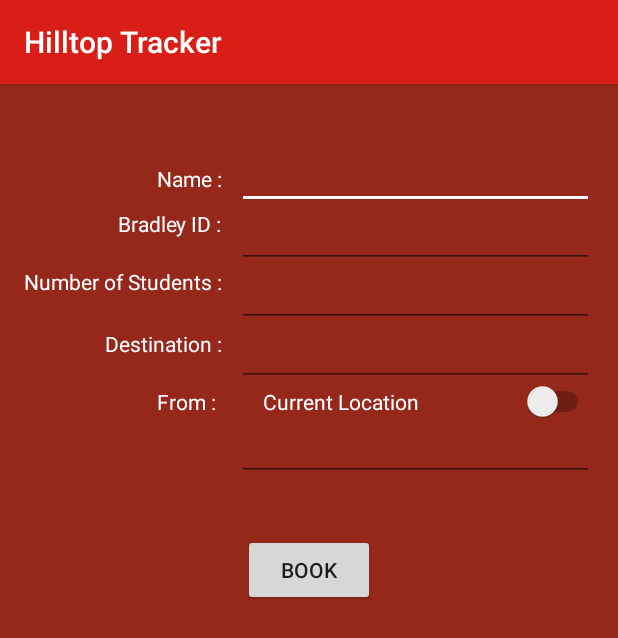
After one commit to soniclavier/android, an Android app: the BookActivity screen opened directly, with no data from a screen before it, on a phone screen of 412 x 824 dp. The commit adds this screen. Shown: the top 638 px of the screen. Run offline under Robolectric (Android 15) with nearby library versions, the phone set to English and light mode, and no system bars.

Commit message:
book page

```diff
--- a/hilltop/src/main/AndroidManifest.xml
+++ b/hilltop/src/main/AndroidManifest.xml
@@ -18,13 +18,13 @@
          location permissions for the 'MyLocation' functionality.
     -->
     <uses-permission android:name="android.permission.ACCESS_FINE_LOCATION" />
+
     <!-- [END gcm_permission] -->
     <application
         android:allowBackup="true"
         android:icon="@mipmap/ic_launcher"
         android:label="@string/app_name"
-        android:theme="@style/AppTheme"
-        >
+        android:theme="@style/AppTheme">
         <activity
             android:name=".Home"
             android:label="@string/app_name">
@@ -85,13 +85,17 @@
 
         <activity
             android:name=".TrackVehicle"
-            android:label="@string/title_activity_track_vehicle"></activity>
-        <!-- ATTENTION: This was auto-generated to add Google Play services to your project for
-             App Indexing.  See https://g.co/AppIndexing/AndroidStudio for more information. -->
+            android:label="@string/title_activity_track_vehicle" />
+        <!--
+             ATTENTION: This was auto-generated to add Google Play services to your project for
+             App Indexing.  See https://g.co/AppIndexing/AndroidStudio for more information.
+        -->
 
         <meta-data
             android:name="com.google.android.gms.version"
             android:value="@integer/google_play_services_version" />
+
+        <activity android:name=".BookActivity"></activity>
     </application>
 
 </manifest>
--- /dev/null
+++ b/hilltop/src/main/java/com/example/vishnu/hilltop/BookActivity.java
@@ -0,0 +1,13 @@
+package com.example.vishnu.hilltop;
+
+import android.support.v7.app.AppCompatActivity;
+import android.os.Bundle;
+
+public class BookActivity extends AppCompatActivity {
+
+    @Override
+    protected void onCreate(Bundle savedInstanceState) {
+        super.onCreate(savedInstanceState);
+        setContentView(R.layout.activity_book);
+    }
+}
--- a/hilltop/src/main/java/com/example/vishnu/hilltop/TrackVehicle.java
+++ b/hilltop/src/main/java/com/example/vishnu/hilltop/TrackVehicle.java
@@ -124,8 +124,8 @@ public class TrackVehicle extends FragmentActivity implements OnMapReadyCallback
             Location vehLoc = new Location("hilltop");
             vehLoc.setLongitude(lon);
             vehLoc.setLatitude(lat);
-            String time = getTime(vehLoc,myLocation);
-            eta.setText("ETA = "+time);
+            String dist = getDistance(vehLoc, myLocation);
+            eta.setText("Distance = " + dist);
         }
 
         private float getBearing(LatLng from, LatLng to) {
@@ -250,43 +250,24 @@ public class TrackVehicle extends FragmentActivity implements OnMapReadyCallback
                 4000, null);
     }
 
-    private String getTime(Location loc1, Location loc2) {
+    private String getDistance(Location loc1, Location loc2) {
         double lon1 = loc1.getLongitude();
         double lat1 = loc1.getLatitude();
         double lon2 = loc2.getLongitude();
         double lat2 = loc2.getLatitude();
-        double theta = lon1 - lon2;
-        String distance = getDistance(lat1,lon1,lat2,lon2).getDistance();
-        double dist = Math.sin(deg2rad(lat1)) * Math.sin(deg2rad(lat2)) + Math.cos(deg2rad(lat1)) * Math.cos(deg2rad(lat2)) * Math.cos(deg2rad(theta));
-        dist = Math.acos(dist);
-        dist = rad2deg(dist);
-        dist = dist * 60 * 1.1515;
-        //not needed now
-        /*
-        if (unit == "K") {
-            dist = dist * 1.609344;
-        }
-        */
-        //assume 20mph
-        double vel = 20.0;
-        double mins = (dist/vel)*60;
-        if (mins <= 1) {
-            return "1 minute";
-        } else {
-            return (int)Math.ceil(mins)+" minutes";
-        }
-
+        String distance = googleDistanceApi(lat1,lon1,lat2,lon2).getDistance();
+        return distance;
     }
 
-    public Distance getDistance(final double lat1, final double lon1, final double lat2, final double lon2){
+    public Distance googleDistanceApi(final double lat1, final double lon1, final double lat2, final double lon2){
         final Distance parsedDistance = new Distance();
-
+        //no point for this thread, this has to be modified as a different thread that updates the distance from bg.s
         Thread thread=new Thread(new Runnable() {
             @Override
             public void run() {
                 try {
 
-                    URL url = new URL("http://maps.googleapis.com/maps/api/directions/json?origin=" + lat1 + "," + lon1 + "&destination=" + lat2 + "," + lon2 + "&sensor=false&units=metric&mode=driving");
+                    URL url = new URL("http://maps.googleapis.com/maps/api/directions/json?origin=" + lat1 + "," + lon1 + "&destination=" + lat2 + "," + lon2 + "&sensor=false&units=imperial&mode=driving");
                     final HttpURLConnection conn = (HttpURLConnection) url.openConnection();
                     conn.setRequestMethod("POST");
                     InputStream in = new BufferedInputStream(conn.getInputStream());
--- /dev/null
+++ b/hilltop/src/main/res/layout/activity_book.xml
@@ -0,0 +1,150 @@
+<?xml version="1.0" encoding="utf-8"?>
+<RelativeLayout xmlns:android="http://schemas.android.com/apk/res/android"
+    xmlns:tools="http://schemas.android.com/tools"
+    android:layout_width="match_parent"
+    android:layout_height="match_parent"
+    android:paddingBottom="@dimen/activity_vertical_margin"
+    android:paddingLeft="@dimen/activity_horizontal_margin"
+    android:paddingRight="@dimen/activity_horizontal_margin"
+    android:paddingTop="@dimen/activity_vertical_margin"
+    android:background="@color/colorPrimaryDark"
+    tools:context="com.example.vishnu.hilltop.BookActivity">
+
+    <TextView
+        android:layout_width="wrap_content"
+        android:layout_height="wrap_content"
+        android:text="Name :   "
+        android:id="@+id/nameLabel"
+        android:layout_alignParentTop="true"
+        android:layout_alignRight="@+id/numStudLabel"
+        android:layout_alignEnd="@+id/numStudLabel"
+        android:layout_marginTop="37dp"
+        android:textColor="@color/white"/>
+
+    <TextView
+        android:layout_width="wrap_content"
+        android:layout_height="wrap_content"
+        android:text="Number of Students :   "
+        android:id="@+id/numStudLabel"
+        android:layout_marginTop="19dp"
+        android:layout_below="@+id/bradIDLabel"
+        android:layout_alignParentLeft="true"
+        android:layout_alignParentStart="true"
+        android:textColor="@color/white"/>
+
+    <TextView
+        android:layout_width="wrap_content"
+        android:layout_height="wrap_content"
+        android:text="Destination :   "
+        android:id="@+id/destLabel"
+        android:layout_marginTop="22dp"
+        android:layout_below="@+id/numStudLabel"
+        android:layout_alignRight="@+id/numStudLabel"
+        android:layout_alignEnd="@+id/numStudLabel"
+        android:textColor="@color/white"/>
+
+    <TextView
+        android:layout_width="wrap_content"
+        android:layout_height="wrap_content"
+        android:text="From :   "
+        android:id="@+id/fromLabel"
+        android:layout_marginTop="19dp"
+        android:layout_below="@+id/destLabel"
+        android:layout_alignLeft="@+id/nameLabel"
+        android:layout_alignStart="@+id/nameLabel"
+        android:textColor="@color/white"/>
+
+    <EditText
+        android:layout_width="wrap_content"
+        android:layout_height="wrap_content"
+        android:id="@+id/studentName"
+        android:textSize="20px"
+        android:textColor="@color/white"
+        android:layout_alignBaseline="@+id/nameLabel"
+        android:layout_alignBottom="@+id/nameLabel"
+        android:layout_alignParentRight="true"
+        android:layout_alignParentEnd="true"
+        android:layout_toEndOf="@+id/nameLabel"
+        />
+
+    <TextView
+        android:layout_width="wrap_content"
+        android:layout_height="wrap_content"
+        android:text="Bradley ID :   "
+        android:id="@+id/bradIDLabel"
+        android:layout_below="@+id/studentName"
+        android:layout_alignRight="@+id/nameLabel"
+        android:layout_alignEnd="@+id/nameLabel"
+        android:textColor="@color/white"/>
+
+    <Switch
+        android:layout_width="wrap_content"
+        android:layout_height="wrap_content"
+        android:text="Current Location"
+        android:id="@+id/switchBook"
+        android:textColor="@color/white"
+        android:checked="false"
+        android:layout_marginLeft="17dp"
+        android:layout_marginStart="17dp"
+        android:layout_alignBaseline="@+id/fromLabel"
+        android:layout_alignBottom="@+id/fromLabel"
+        android:layout_alignLeft="@+id/studentName"
+        android:layout_alignStart="@+id/studentName"
+        android:layout_alignParentRight="true"
+        android:layout_alignParentEnd="true" />
+
+    <EditText
+        android:layout_width="wrap_content"
+        android:layout_height="wrap_content"
+        android:id="@+id/bradleyID"
+        android:textSize="20px"
+        android:textColor="@color/white"
+        android:layout_below="@+id/studentName"
+        android:layout_toRightOf="@+id/bradIDLabel"
+        android:layout_alignRight="@+id/studentName"
+        android:layout_alignEnd="@+id/studentName" />
+
+    <EditText
+        android:layout_width="wrap_content"
+        android:layout_height="wrap_content"
+        android:id="@+id/numStudents"
+        android:textSize="20px"
+        android:textColor="@color/white"
+        android:layout_below="@+id/bradleyID"
+        android:layout_toRightOf="@+id/numStudLabel"
+        android:layout_alignRight="@+id/bradleyID"
+        android:layout_alignEnd="@+id/bradleyID" />
+
+    <EditText
+        android:layout_width="wrap_content"
+        android:layout_height="wrap_content"
+        android:id="@+id/destination"
+        android:textSize="20px"
+        android:textColor="@color/white"
+        android:layout_below="@+id/numStudents"
+        android:layout_toRightOf="@+id/destLabel"
+        android:layout_alignRight="@+id/numStudents"
+        android:layout_alignEnd="@+id/numStudents" />
+
+    <EditText
+        android:layout_width="wrap_content"
+        android:layout_height="wrap_content"
+        android:id="@+id/editText"
+        android:textSize="20px"
+        android:textColor="@color/white"
+        android:layout_below="@+id/switchBook"
+        android:layout_alignLeft="@+id/destination"
+        android:layout_alignStart="@+id/destination"
+        android:layout_alignRight="@+id/switchBook"
+        android:layout_alignEnd="@+id/switchBook" />
+
+    <Button
+        android:layout_width="wrap_content"
+        android:layout_height="wrap_content"
+        android:text="Book"
+        android:id="@+id/book"
+        android:layout_below="@+id/editText"
+        android:layout_centerHorizontal="true"
+        android:layout_marginTop="35dp" />
+
+</RelativeLayout>
--- a/hilltop/src/main/res/layout/activity_track_vehicle.xml
+++ b/hilltop/src/main/res/layout/activity_track_vehicle.xml
@@ -48,4 +48,19 @@
             android:spinnerMode="dropdown"/>
     </FrameLayout>
 
+    <FrameLayout
+        android:layout_width="136dp"
+        android:layout_height="109dp"
+        android:layout_gravity="right|bottom">
+
+        <Button
+            android:layout_width="wrap_content"
+            android:layout_height="wrap_content"
+            android:text="Book"
+            android:background="@color/steelblue"
+            android:textColor="@color/white"
+            android:id="@+id/bookPage"
+            android:layout_gravity="center" />
+    </FrameLayout>
+
 </FrameLayout>
--- a/hilltop/src/main/res/values/colors.xml
+++ b/hilltop/src/main/res/values/colors.xml
@@ -6,5 +6,9 @@
     <color name="black">#000000</color>
     <color name="white">#ffffff</color>
     <color name="grey">#95A5A6</color>
+    <color name="marino">#446CB3</color>
+    <color name="royalblue">#4183D7</color>
+    <color name="steelblue">#4B77BE</color>
+
     <color name="black_overlay">#66000000</color>
 </resources>
```
